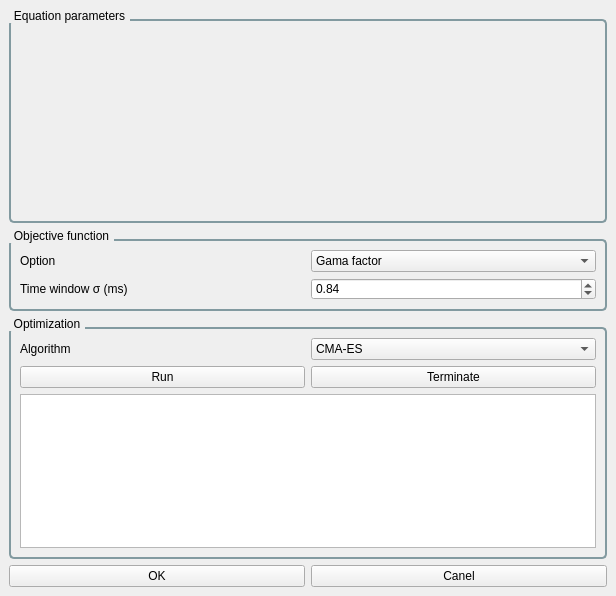
Before: the Qt Designer form ui/Configure_parameters_winodw_workflow1.ui in WindyMelodies/APThreshold, drawn with Qt 5.
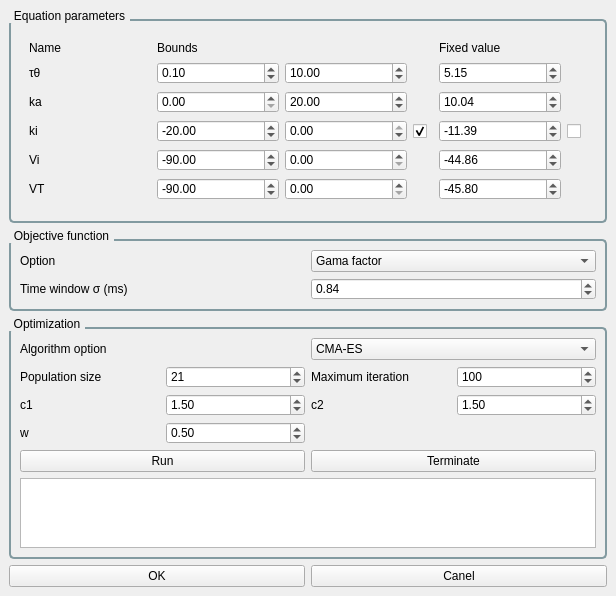
After: the same form once the commit is applied. The open tabs and pages were chosen to show the change. Icons and pictures are not drawn.

Commit message: PSO algorithm

```diff
--- a/ui/Configure_parameters_winodw_workflow1.ui
+++ b/ui/Configure_parameters_winodw_workflow1.ui
@@ -72,43 +72,148 @@
       <string>Optimization</string>
      </property>
      <layout class="QGridLayout" name="gridLayout_2">
+      <item row="4" column="0">
+       <widget class="QPushButton" name="pushButton_run">
+        <property name="text">
+         <string>Run</string>
+        </property>
+       </widget>
+      </item>
       <item row="0" column="0">
        <widget class="QLabel" name="label_12">
         <property name="text">
-         <string>Algorithm</string>
+         <string>Algorithm option</string>
         </property>
        </widget>
       </item>
-      <item row="2" column="0" colspan="2">
+      <item row="5" column="0" colspan="2">
        <widget class="QPlainTextEdit" name="plainTextEdit_optimization">
         <property name="readOnly">
          <bool>true</bool>
         </property>
        </widget>
       </item>
-      <item row="0" column="1">
-       <widget class="QComboBox" name="comboBox_algorithm">
-        <item>
-         <property name="text">
-          <string>CMA-ES</string>
-         </property>
-        </item>
-       </widget>
-      </item>
-      <item row="1" column="0">
-       <widget class="QPushButton" name="pushButton_run">
-        <property name="text">
-         <string>Run</string>
-        </property>
-       </widget>
-      </item>
-      <item row="1" column="1">
+      <item row="4" column="1">
        <widget class="QPushButton" name="pushButton_terminate">
         <property name="text">
          <string>Terminate</string>
         </property>
        </widget>
       </item>
+      <item row="2" column="0" colspan="2">
+       <widget class="QStackedWidget" name="stackedWidget_optimization_algorithm">
+        <property name="currentIndex">
+         <number>0</number>
+        </property>
+        <widget class="QWidget" name="page_7"/>
+        <widget class="QWidget" name="page_8">
+         <layout class="QGridLayout" name="gridLayout_9">
+          <property name="leftMargin">
+           <number>0</number>
+          </property>
+          <property name="topMargin">
+           <number>0</number>
+          </property>
+          <property name="rightMargin">
+           <number>0</number>
+          </property>
+          <property name="bottomMargin">
+           <number>0</number>
+          </property>
+          <item row="0" column="2">
+           <widget class="QLabel" name="label_14">
+            <property name="text">
+             <string>Maximum iteration</string>
+            </property>
+           </widget>
+          </item>
+          <item row="1" column="1">
+           <widget class="QDoubleSpinBox" name="doubleSpinBox_c1">
+            <property name="value">
+             <double>1.500000000000000</double>
+            </property>
+           </widget>
+          </item>
+          <item row="1" column="0">
+           <widget class="QLabel" name="label_15">
+            <property name="text">
+             <string>c1</string>
+            </property>
+           </widget>
+          </item>
+          <item row="1" column="3">
+           <widget class="QDoubleSpinBox" name="doubleSpinBox_c2">
+            <property name="value">
+             <double>1.500000000000000</double>
+            </property>
+           </widget>
+          </item>
+          <item row="0" column="3">
+           <widget class="QSpinBox" name="spinBox_max_iter">
+            <property name="maximum">
+             <number>100000</number>
+            </property>
+            <property name="value">
+             <number>100</number>
+            </property>
+            <property name="displayIntegerBase">
+             <number>10</number>
+            </property>
+           </widget>
+          </item>
+          <item row="0" column="1">
+           <widget class="QSpinBox" name="spinBox_pop_size">
+            <property name="value">
+             <number>21</number>
+            </property>
+           </widget>
+          </item>
+          <item row="0" column="0">
+           <widget class="QLabel" name="label_10">
+            <property name="text">
+             <string>Population size</string>
+            </property>
+           </widget>
+          </item>
+          <item row="1" column="2">
+           <widget class="QLabel" name="label_16">
+            <property name="text">
+             <string>c2</string>
+            </property>
+           </widget>
+          </item>
+          <item row="2" column="0">
+           <widget class="QLabel" name="label_17">
+            <property name="text">
+             <string>w</string>
+            </property>
+           </widget>
+          </item>
+          <item row="2" column="1">
+           <widget class="QDoubleSpinBox" name="doubleSpinBox_w">
+            <property name="value">
+             <double>0.500000000000000</double>
+            </property>
+           </widget>
+          </item>
+         </layout>
+        </widget>
+       </widget>
+      </item>
+      <item row="0" column="1">
+       <widget class="QComboBox" name="comboBox_algorithm">
+        <item>
+         <property name="text">
+          <string>CMA-ES</string>
+         </property>
+        </item>
+        <item>
+         <property name="text">
+          <string>PSO</string>
+         </property>
+        </item>
+       </widget>
+      </item>
      </layout>
     </widget>
    </item>
@@ -500,7 +605,608 @@
           </item>
          </layout>
         </widget>
-        <widget class="QWidget" name="page_2"/>
+        <widget class="QWidget" name="page_2">
+         <layout class="QGridLayout" name="gridLayout_8">
+          <item row="5" column="1">
+           <widget class="QDoubleSpinBox" name="doubleSpinBox_VT_origin_min">
+            <property name="minimum">
+             <double>-200.000000000000000</double>
+            </property>
+            <property name="maximum">
+             <double>100.000000000000000</double>
+            </property>
+            <property name="value">
+             <double>-90.000000000000000</double>
+            </property>
+           </widget>
+          </item>
+          <item row="3" column="1">
+           <widget class="QDoubleSpinBox" name="doubleSpinBox_ki_origin_min">
+            <property name="minimum">
+             <double>-100.000000000000000</double>
+            </property>
+            <property name="maximum">
+             <double>0.000000000000000</double>
+            </property>
+            <property name="value">
+             <double>-20.000000000000000</double>
+            </property>
+           </widget>
+          </item>
+          <item row="4" column="4">
+           <widget class="QDoubleSpinBox" name="doubleSpinBox_Vi_origin_fixed">
+            <property name="minimum">
+             <double>-2000.000000000000000</double>
+            </property>
+            <property name="maximum">
+             <double>9900.989999999999782</double>
+            </property>
+            <property name="value">
+             <double>-44.859999999999999</double>
+            </property>
+           </widget>
+          </item>
+          <item row="3" column="0">
+           <widget class="QLabel" name="label_ki_dyamics_3">
+            <property name="text">
+             <string>ki</string>
+            </property>
+           </widget>
+          </item>
+          <item row="4" column="0">
+           <widget class="QLabel" name="label_Vi_dynamics_3">
+            <property name="text">
+             <string>Vi</string>
+            </property>
+           </widget>
+          </item>
+          <item row="1" column="2">
+           <widget class="QDoubleSpinBox" name="doubleSpinBox_tao_theta_origin_max">
+            <property name="value">
+             <double>10.000000000000000</double>
+            </property>
+           </widget>
+          </item>
+          <item row="5" column="2">
+           <widget class="QDoubleSpinBox" name="doubleSpinBox_VT_origin_max"/>
+          </item>
+          <item row="1" column="1">
+           <widget class="QDoubleSpinBox" name="doubleSpinBox_tao_theta_origin_min">
+            <property name="minimum">
+             <double>0.010000000000000</double>
+            </property>
+            <property name="value">
+             <double>0.100000000000000</double>
+            </property>
+           </widget>
+          </item>
+          <item row="1" column="5" rowspan="5">
+           <widget class="QCheckBox" name="checkBox_fixed_origin">
+            <property name="sizePolicy">
+             <sizepolicy hsizetype="Preferred" vsizetype="Preferred">
+              <horstretch>0</horstretch>
+              <verstretch>0</verstretch>
+             </sizepolicy>
+            </property>
+            <property name="maximumSize">
+             <size>
+              <width>20</width>
+              <height>16777215</height>
+             </size>
+            </property>
+            <property name="text">
+             <string/>
+            </property>
+            <property name="checked">
+             <bool>false</bool>
+            </property>
+            <property name="autoExclusive">
+             <bool>true</bool>
+            </property>
+           </widget>
+          </item>
+          <item row="4" column="2">
+           <widget class="QDoubleSpinBox" name="doubleSpinBox_Vi_origin_max"/>
+          </item>
+          <item row="1" column="0">
+           <widget class="QLabel" name="label_tao_theta_dynamics_3">
+            <property name="text">
+             <string>τθ</string>
+            </property>
+           </widget>
+          </item>
+          <item row="2" column="0">
+           <widget class="QLabel" name="label_ka_dynamics_3">
+            <property name="text">
+             <string>ka</string>
+            </property>
+           </widget>
+          </item>
+          <item row="1" column="3" rowspan="5">
+           <widget class="QCheckBox" name="checkBox_fit_origin">
+            <property name="sizePolicy">
+             <sizepolicy hsizetype="Minimum" vsizetype="Preferred">
+              <horstretch>0</horstretch>
+              <verstretch>0</verstretch>
+             </sizepolicy>
+            </property>
+            <property name="maximumSize">
+             <size>
+              <width>20</width>
+              <height>16777215</height>
+             </size>
+            </property>
+            <property name="text">
+             <string/>
+            </property>
+            <property name="iconSize">
+             <size>
+              <width>16</width>
+              <height>14</height>
+             </size>
+            </property>
+            <property name="checked">
+             <bool>true</bool>
+            </property>
+            <property name="autoExclusive">
+             <bool>true</bool>
+            </property>
+           </widget>
+          </item>
+          <item row="5" column="0">
+           <widget class="QLabel" name="label_VT_dynamics_3">
+            <property name="text">
+             <string>VT</string>
+            </property>
+           </widget>
+          </item>
+          <item row="0" column="1" colspan="3">
+           <widget class="QLabel" name="label_9">
+            <property name="sizePolicy">
+             <sizepolicy hsizetype="Preferred" vsizetype="Fixed">
+              <horstretch>0</horstretch>
+              <verstretch>0</verstretch>
+             </sizepolicy>
+            </property>
+            <property name="minimumSize">
+             <size>
+              <width>0</width>
+              <height>15</height>
+             </size>
+            </property>
+            <property name="maximumSize">
+             <size>
+              <width>16777215</width>
+              <height>15</height>
+             </size>
+            </property>
+            <property name="text">
+             <string>Bounds</string>
+            </property>
+           </widget>
+          </item>
+          <item row="1" column="4">
+           <widget class="QDoubleSpinBox" name="doubleSpinBox_tao_theta_origin_fixed">
+            <property name="minimum">
+             <double>-1000000.000000000000000</double>
+            </property>
+            <property name="maximum">
+             <double>1000000.000000000000000</double>
+            </property>
+            <property name="value">
+             <double>5.150000000000000</double>
+            </property>
+           </widget>
+          </item>
+          <item row="5" column="4">
+           <widget class="QDoubleSpinBox" name="doubleSpinBox_VT_origin_fixed">
+            <property name="minimum">
+             <double>-20000.000000000000000</double>
+            </property>
+            <property name="maximum">
+             <double>1000000.000000000000000</double>
+            </property>
+            <property name="value">
+             <double>-45.799999999999997</double>
+            </property>
+           </widget>
+          </item>
+          <item row="0" column="4" colspan="2">
+           <widget class="QLabel" name="label_8">
+            <property name="sizePolicy">
+             <sizepolicy hsizetype="Preferred" vsizetype="Fixed">
+              <horstretch>0</horstretch>
+              <verstretch>0</verstretch>
+             </sizepolicy>
+            </property>
+            <property name="minimumSize">
+             <size>
+              <width>0</width>
+              <height>15</height>
+             </size>
+            </property>
+            <property name="maximumSize">
+             <size>
+              <width>16777215</width>
+              <height>15</height>
+             </size>
+            </property>
+            <property name="text">
+             <string>Fixed value</string>
+            </property>
+           </widget>
+          </item>
+          <item row="3" column="2">
+           <widget class="QDoubleSpinBox" name="doubleSpinBox_ki_origin_max">
+            <property name="minimum">
+             <double>-100.000000000000000</double>
+            </property>
+            <property name="maximum">
+             <double>0.000000000000000</double>
+            </property>
+           </widget>
+          </item>
+          <item row="2" column="2">
+           <widget class="QDoubleSpinBox" name="doubleSpinBox_ka_origin_max">
+            <property name="value">
+             <double>20.000000000000000</double>
+            </property>
+           </widget>
+          </item>
+          <item row="2" column="4">
+           <widget class="QDoubleSpinBox" name="doubleSpinBox_ka_origin_fixed">
+            <property name="minimum">
+             <double>-10100.000000000000000</double>
+            </property>
+            <property name="maximum">
+             <double>100000.000000000000000</double>
+            </property>
+            <property name="value">
+             <double>10.039999999999999</double>
+            </property>
+           </widget>
+          </item>
+          <item row="3" column="4">
+           <widget class="QDoubleSpinBox" name="doubleSpinBox_ki_origin_fixed">
+            <property name="minimum">
+             <double>-2000.000000000000000</double>
+            </property>
+            <property name="maximum">
+             <double>2000.000000000000000</double>
+            </property>
+            <property name="value">
+             <double>-11.390000000000001</double>
+            </property>
+           </widget>
+          </item>
+          <item row="4" column="1">
+           <widget class="QDoubleSpinBox" name="doubleSpinBox_Vi_origin_min">
+            <property name="minimum">
+             <double>-200.000000000000000</double>
+            </property>
+            <property name="maximum">
+             <double>0.000000000000000</double>
+            </property>
+            <property name="value">
+             <double>-90.000000000000000</double>
+            </property>
+           </widget>
+          </item>
+          <item row="0" column="0">
+           <widget class="QLabel" name="label_7">
+            <property name="sizePolicy">
+             <sizepolicy hsizetype="Preferred" vsizetype="Fixed">
+              <horstretch>0</horstretch>
+              <verstretch>0</verstretch>
+             </sizepolicy>
+            </property>
+            <property name="minimumSize">
+             <size>
+              <width>0</width>
+              <height>15</height>
+             </size>
+            </property>
+            <property name="maximumSize">
+             <size>
+              <width>16777215</width>
+              <height>15</height>
+             </size>
+            </property>
+            <property name="text">
+             <string>Name</string>
+            </property>
+           </widget>
+          </item>
+          <item row="2" column="1">
+           <widget class="QDoubleSpinBox" name="doubleSpinBox_ka_origin_min"/>
+          </item>
+         </layout>
+        </widget>
+        <widget class="QWidget" name="page_5">
+         <layout class="QGridLayout" name="gridLayout_7">
+          <item row="3" column="0">
+           <widget class="QLabel" name="label_Vi_dynamics_2">
+            <property name="text">
+             <string>Vi</string>
+            </property>
+           </widget>
+          </item>
+          <item row="0" column="4" colspan="2">
+           <widget class="QLabel" name="label_5">
+            <property name="sizePolicy">
+             <sizepolicy hsizetype="Preferred" vsizetype="Fixed">
+              <horstretch>0</horstretch>
+              <verstretch>0</verstretch>
+             </sizepolicy>
+            </property>
+            <property name="minimumSize">
+             <size>
+              <width>0</width>
+              <height>15</height>
+             </size>
+            </property>
+            <property name="maximumSize">
+             <size>
+              <width>16777215</width>
+              <height>15</height>
+             </size>
+            </property>
+            <property name="text">
+             <string>Fixed value</string>
+            </property>
+           </widget>
+          </item>
+          <item row="1" column="4">
+           <widget class="QDoubleSpinBox" name="doubleSpinBox_tao_theta_rectifier_fixed">
+            <property name="minimum">
+             <double>-1000000.000000000000000</double>
+            </property>
+            <property name="maximum">
+             <double>1000000.000000000000000</double>
+            </property>
+            <property name="value">
+             <double>5.150000000000000</double>
+            </property>
+           </widget>
+          </item>
+          <item row="1" column="0">
+           <widget class="QLabel" name="label_tao_theta_origin">
+            <property name="text">
+             <string>τθ</string>
+            </property>
+           </widget>
+          </item>
+          <item row="4" column="2">
+           <widget class="QDoubleSpinBox" name="doubleSpinBox_VT_rectifier_max"/>
+          </item>
+          <item row="2" column="0">
+           <widget class="QLabel" name="label_alpha_dynamics_2">
+            <property name="text">
+             <string>α</string>
+            </property>
+           </widget>
+          </item>
+          <item row="2" column="2">
+           <widget class="QDoubleSpinBox" name="doubleSpinBox_alpha_rectifier_max">
+            <property name="value">
+             <double>2.000000000000000</double>
+            </property>
+           </widget>
+          </item>
+          <item row="0" column="0">
+           <widget class="QLabel" name="label_4">
+            <property name="sizePolicy">
+             <sizepolicy hsizetype="Preferred" vsizetype="Fixed">
+              <horstretch>0</horstretch>
+              <verstretch>0</verstretch>
+             </sizepolicy>
+            </property>
+            <property name="minimumSize">
+             <size>
+              <width>0</width>
+              <height>15</height>
+             </size>
+            </property>
+            <property name="maximumSize">
+             <size>
+              <width>16777215</width>
+              <height>15</height>
+             </size>
+            </property>
+            <property name="text">
+             <string>Name</string>
+            </property>
+           </widget>
+          </item>
+          <item row="0" column="1" colspan="3">
+           <widget class="QLabel" name="label_6">
+            <property name="sizePolicy">
+             <sizepolicy hsizetype="Preferred" vsizetype="Fixed">
+              <horstretch>0</horstretch>
+              <verstretch>0</verstretch>
+             </sizepolicy>
+            </property>
+            <property name="minimumSize">
+             <size>
+              <width>0</width>
+              <height>15</height>
+             </size>
+            </property>
+            <property name="maximumSize">
+             <size>
+              <width>16777215</width>
+              <height>15</height>
+             </size>
+            </property>
+            <property name="text">
+             <string>Bounds</string>
+            </property>
+           </widget>
+          </item>
+          <item row="4" column="0">
+           <widget class="QLabel" name="label_VT_dynamics_2">
+            <property name="text">
+             <string>VT</string>
+            </property>
+           </widget>
+          </item>
+          <item row="3" column="1">
+           <widget class="QDoubleSpinBox" name="doubleSpinBox_Vi_rectifier_min">
+            <property name="minimum">
+             <double>-10000.000000000000000</double>
+            </property>
+            <property name="maximum">
+             <double>1000000.000000000000000</double>
+            </property>
+            <property name="value">
+             <double>-90.000000000000000</double>
+            </property>
+           </widget>
+          </item>
+          <item row="1" column="2">
+           <widget class="QDoubleSpinBox" name="doubleSpinBox_tao_theta_rectifier_max">
+            <property name="value">
+             <double>10.000000000000000</double>
+            </property>
+           </widget>
+          </item>
+          <item row="4" column="4">
+           <widget class="QDoubleSpinBox" name="doubleSpinBox_VT_rectifier_fixed">
+            <property name="minimum">
+             <double>-20000.000000000000000</double>
+            </property>
+            <property name="maximum">
+             <double>1000000.000000000000000</double>
+            </property>
+            <property name="value">
+             <double>-45.799999999999997</double>
+            </property>
+           </widget>
+          </item>
+          <item row="1" column="3" rowspan="4">
+           <widget class="QCheckBox" name="checkBox_fit_rectifier">
+            <property name="sizePolicy">
+             <sizepolicy hsizetype="Minimum" vsizetype="Preferred">
+              <horstretch>0</horstretch>
+              <verstretch>0</verstretch>
+             </sizepolicy>
+            </property>
+            <property name="maximumSize">
+             <size>
+              <width>20</width>
+              <height>16777215</height>
+             </size>
+            </property>
+            <property name="text">
+             <string/>
+            </property>
+            <property name="iconSize">
+             <size>
+              <width>16</width>
+              <height>14</height>
+             </size>
+            </property>
+            <property name="checked">
+             <bool>true</bool>
+            </property>
+            <property name="autoExclusive">
+             <bool>true</bool>
+            </property>
+           </widget>
+          </item>
+          <item row="4" column="1">
+           <widget class="QDoubleSpinBox" name="doubleSpinBox_VT_rectifier_min">
+            <property name="minimum">
+             <double>-200.000000000000000</double>
+            </property>
+            <property name="maximum">
+             <double>100.000000000000000</double>
+            </property>
+            <property name="value">
+             <double>-90.000000000000000</double>
+            </property>
+           </widget>
+          </item>
+          <item row="2" column="1">
+           <widget class="QDoubleSpinBox" name="doubleSpinBox_alpha_rectifier_min"/>
+          </item>
+          <item row="3" column="2">
+           <widget class="QDoubleSpinBox" name="doubleSpinBox_Vi_rectifier_max">
+            <property name="minimum">
+             <double>-10000.000000000000000</double>
+            </property>
+            <property name="maximum">
+             <double>100000.000000000000000</double>
+            </property>
+            <property name="value">
+             <double>0.000000000000000</double>
+            </property>
+           </widget>
+          </item>
+          <item row="3" column="4">
+           <widget class="QDoubleSpinBox" name="doubleSpinBox_Vi_rectifier_fixed">
+            <property name="minimum">
+             <double>-10100.000000000000000</double>
+            </property>
+            <property name="maximum">
+             <double>100000.000000000000000</double>
+            </property>
+            <property name="value">
+             <double>-44.859999999999999</double>
+            </property>
+           </widget>
+          </item>
+          <item row="1" column="5" rowspan="4">
+           <widget class="QCheckBox" name="checkBox_fixed_rectifier">
+            <property name="sizePolicy">
+             <sizepolicy hsizetype="Preferred" vsizetype="Preferred">
+              <horstretch>0</horstretch>
+              <verstretch>0</verstretch>
+             </sizepolicy>
+            </property>
+            <property name="maximumSize">
+             <size>
+              <width>20</width>
+              <height>16777215</height>
+             </size>
+            </property>
+            <property name="text">
+             <string/>
+            </property>
+            <property name="checked">
+             <bool>false</bool>
+            </property>
+            <property name="autoExclusive">
+             <bool>true</bool>
+            </property>
+           </widget>
+          </item>
+          <item row="2" column="4">
+           <widget class="QDoubleSpinBox" name="doubleSpinBox_alpha_rectifier_fixed">
+            <property name="minimum">
+             <double>-1000000.000000000000000</double>
+            </property>
+            <property name="maximum">
+             <double>1000000.000000000000000</double>
+            </property>
+            <property name="value">
+             <double>1.500000000000000</double>
+            </property>
+           </widget>
+          </item>
+          <item row="1" column="1">
+           <widget class="QDoubleSpinBox" name="doubleSpinBox_tao_theta_rectifier_min">
+            <property name="minimum">
+             <double>0.010000000000000</double>
+            </property>
+            <property name="value">
+             <double>0.100000000000000</double>
+            </property>
+           </widget>
+          </item>
+         </layout>
+        </widget>
+        <widget class="QWidget" name="page_6"/>
        </widget>
       </item>
      </layout>
```
Left out of the diff: 23 changed lines with no effect on the pictures. The commit also changes 24 other files.
